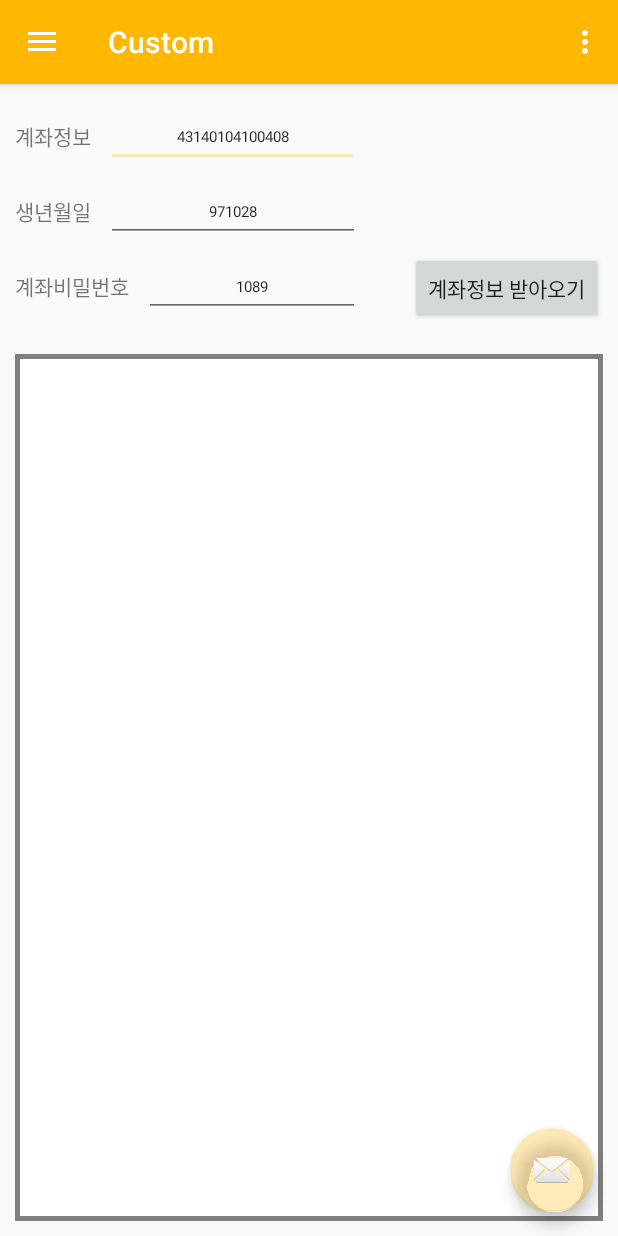
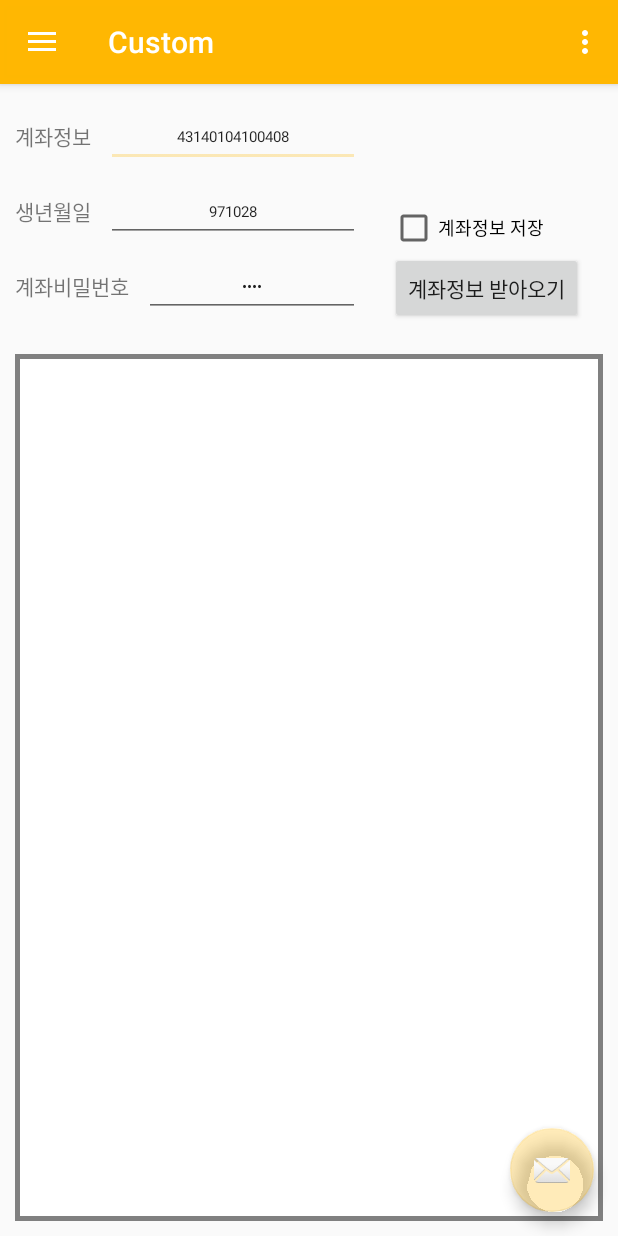
Before and after one commit to Seonghn/KBSC, an Android app: the screen it shows after launch (MainActivity), in the side drawer, after a tap on "Custom", on a phone screen of 412 x 824 dp. Run offline under Robolectric (Android 15) with nearby library versions, the light colour scheme and no system bars; our stand-ins replace navigation-ui; pictures from the network do not load.

Commit message:
입력값 검증

```diff
--- a/app/src/main/java/com/example/kbkbkb/ui/serverCom/ServerCommunicationFragment.java
+++ b/app/src/main/java/com/example/kbkbkb/ui/serverCom/ServerCommunicationFragment.java
@@ -2,6 +2,7 @@ package com.example.kbkbkb.ui.serverCom;
 
 import android.app.AlertDialog;
 import android.content.Context;
+import android.content.SharedPreferences;
 import android.graphics.drawable.ColorDrawable;
 import android.os.AsyncTask;
 import android.os.Bundle;
@@ -33,8 +34,6 @@ import java.net.Socket;
 
 public class ServerCommunicationFragment extends Fragment {
 
-    private ServerCommunicationModel serverCommunicationModel;
-
     private LinearLayout Lscreen;
 
     //상단 바 관련 변수
@@ -56,10 +55,15 @@ public class ServerCommunicationFragment extends Fragment {
     //알림창 출력 변수
     private AlertDialog dig;
 
+    //계좌 저장 변수
+    private SharedPreferences account_sp;
+
+    public ServerCommunicationFragment() {
+    }
+
     public View onCreateView(@NonNull LayoutInflater inflater,
                              ViewGroup container, Bundle savedInstanceState) {
-        serverCommunicationModel =
-                ViewModelProviders.of(this).get(ServerCommunicationModel.class);
+        ServerCommunicationModel serverCommunicationModel = ViewModelProviders.of(this).get(ServerCommunicationModel.class);
         View root = inflater.inflate(R.layout.fragment_servercom, container, false);
 
         return root;
@@ -135,7 +139,6 @@ public class ServerCommunicationFragment extends Fragment {
             }
         });*/
 
-        //edit text 입력검사 필요
         //비밀번호 보안 관련 작업 필요
 
         super.onActivityCreated(savedInstanceState);
--- a/app/src/main/res/layout/fragment_servercom.xml
+++ b/app/src/main/res/layout/fragment_servercom.xml
@@ -29,6 +29,7 @@
                     android:layout_height="wrap_content"
                     android:text="계좌정보" />
 
+                <!--국민은행 기준 계좌번호 길이 14 -->
                 <EditText
                     android:id="@+id/account_et"
                     android:layout_width="match_parent"
@@ -38,7 +39,9 @@
                     android:hint="ex) 58890204070569"
                     android:text="43140104100408"
                     android:textColorHint="#88808080"
-                    android:textSize="10dp" />
+                    android:textSize="10dp"
+                    android:inputType="numberDecimal"
+                    android:maxLength="14"/>
             </LinearLayout>
 
             <LinearLayout
@@ -62,7 +65,9 @@
                     android:hint="ex) 960520"
                     android:text="971028"
                     android:textColorHint="#88808080"
-                    android:textSize="10dp" />
+                    android:textSize="10dp"
+                    android:inputType="numberDecimal"
+                    android:maxLength="6"/>
             </LinearLayout>
 
             <LinearLayout
@@ -86,7 +91,9 @@
                     android:hint="ex) 0000"
                     android:text="1089"
                     android:textColorHint="#88808080"
-                    android:textSize="10dp" />
+                    android:textSize="10dp"
+                    android:inputType="numberPassword"
+                    android:maxLength="4"/>
             </LinearLayout>
         </LinearLayout>
 
@@ -94,14 +101,21 @@
         <LinearLayout
             android:layout_width="match_parent"
             android:layout_height="match_parent"
-            android:gravity="right"
-            android:layout_margin="10dp">
+            android:gravity="bottom"
+            android:layout_margin="10dp"
+            android:orientation="vertical">
+
+            <CheckBox
+                android:id="@+id/account_cb"
+                android:layout_width="wrap_content"
+                android:layout_height="wrap_content"
+                android:text="계좌정보 저장"
+                android:textSize="12dp"/>
 
             <Button
                 android:id="@+id/server_send_btn"
                 android:layout_width="wrap_content"
                 android:layout_height="wrap_content"
-                android:layout_gravity="bottom"
                 android:text="계좌정보 받아오기" />
         </LinearLayout>
     </LinearLayout>
```
